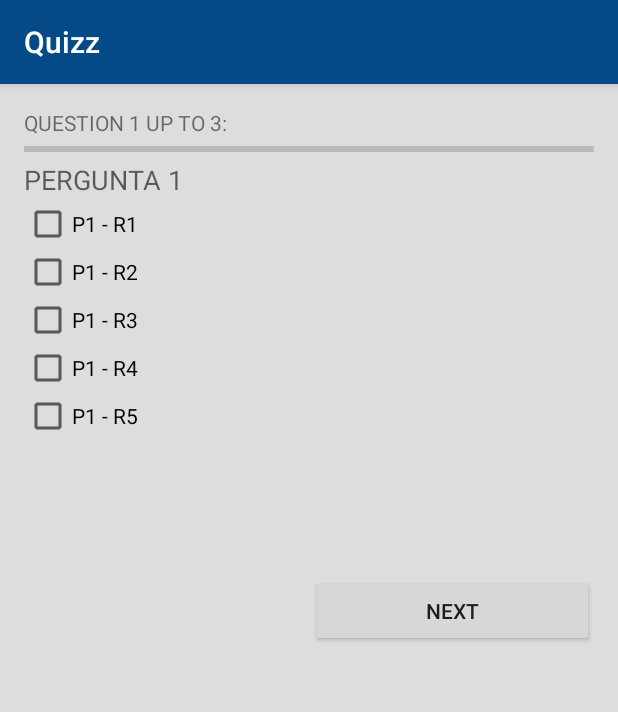
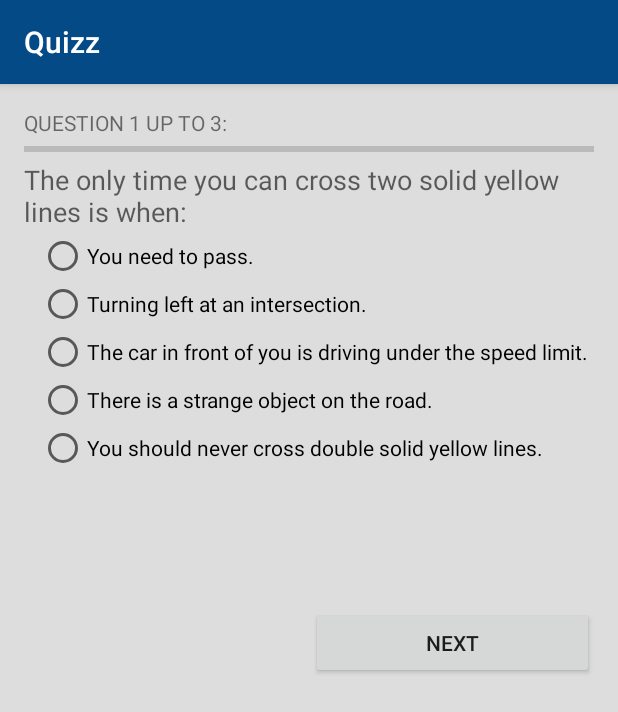
Before and after one commit to jeffersonalvess/CareApp, an Android app: the QuizActivity screen opened directly, with no data from a screen before it, on a phone screen of 412 x 824 dp. Shown: the top 712 px of the screen. Run offline under Robolectric (Android 15) with nearby library versions, the phone set to English and light mode, and no system bars.

Commit message:
Acões de alguns botões corrigidas.

```diff
--- a/app/src/main/java/edu/depaul/csc595/careapp/MainActivity.java
+++ b/app/src/main/java/edu/depaul/csc595/careapp/MainActivity.java
@@ -9,6 +9,7 @@ import android.os.Bundle;
 import android.support.design.widget.CoordinatorLayout;
 import android.support.design.widget.FloatingActionButton;
 import android.support.design.widget.NavigationView;
+import android.support.design.widget.Snackbar;
 import android.support.design.widget.TabLayout;
 import android.support.v4.app.Fragment;
 import android.support.v4.app.FragmentManager;
@@ -133,6 +134,28 @@ public class MainActivity extends AppCompatActivity implements NavigationView.On
         fbLeft = (FloatingActionButton) findViewById(R.id.buttonLeft);
         fbCenter = (FloatingActionButton) findViewById(R.id.buttonCenter);
         fbRight = (FloatingActionButton) findViewById(R.id.buttonRight);
+
+        fbLeft.setOnClickListener(new View.OnClickListener() {
+            @Override
+            public void onClick(View v) {
+                Snackbar.make(v, "Coming soon...", Snackbar.LENGTH_SHORT).show();
+            }
+        });
+
+        fbCenter.setOnClickListener(new View.OnClickListener() {
+            @Override
+            public void onClick(View v) {
+                Intent intent = new Intent(MainActivity.this, LeaderboardListActivity.class);
+                startActivity(intent);
+            }
+        });
+
+        fbRight.setOnClickListener(new View.OnClickListener() {
+            @Override
+            public void onClick(View v) {
+                Snackbar.make(v, "Coming soon...", Snackbar.LENGTH_SHORT).show();
+            }
+        });
 
         //TODO: Criar isso aqui dentro de uma classe com metodos para retorno dos valores, assim fica mais facil acessa isso de qualquer do codigo.
         //Method to get Facebook information
--- a/app/src/main/java/edu/depaul/csc595/careapp/QuizActivity.java
+++ b/app/src/main/java/edu/depaul/csc595/careapp/QuizActivity.java
@@ -212,36 +212,36 @@ public class QuizActivity extends AppCompatActivity {
     private int questionNumber = 3;
 
     private final QuestionType [] TYPE = {
+        QuestionType.RADIOBUTTON,
         QuestionType.CHECKBOX,
-        QuestionType.RADIOBUTTON,
-        QuestionType.CHECKBOX
+        QuestionType.RADIOBUTTON
     };
 
     private final String [] QUESTIONS = {
-            "PERGUNTA 1",
-            "PERGUNTA 2",
-            "PERGUNTA 3"
+            "The only time you can cross two solid yellow lines is when: ",
+            "Always leave extra space in front of you when (Mark all that aplly):",
+            "To safely navigate through a curve, you should:"
     };
 
     private final String [][] ANSWERS = {
             {
-                    "P1 - R1",
-                    "P1 - R2",
-                    "P1 - R3",
-                    "P1 - R4",
-                    "P1 - R5"},
+                    "You need to pass.",
+                    "Turning left at an intersection.",
+                    "The car in front of you is driving under the speed limit.",
+                    "There is a strange object on the road.",
+                    "You should never cross double solid yellow lines."},
             {
-                    "P2 - R1",
-                    "P2 - R2",
-                    "P2 - R3",
-                    "P2 - R4",
-                    "P2 - R5"},
+                    "Driving in bad weather.",
+                    "Another driver is following you closely.",
+                    "You are following a motorcycle.",
+                    "You are having problens with your car.",
+                    "Never leave extra space in front of you."},
             {
-                    "P3 - R1",
-                    "P3 - R2",
-                    "P3 - R3",
-                    "P3 - R4",
-                    "P3 - R5"},
+                    "Slow down before entering a curve and avoid braking while in the curve.",
+                    "Accelerate in the curve.",
+                    "Brake once you are in the curve to slow down.",
+                    "Maintain your regular speed there is no other traffic.",
+                    "Break until the car stoppes and then make the curve"},
     };
 
     TextView questionText;
--- a/app/src/main/java/edu/depaul/csc595/careapp/main_fragments/GamesFragment.java
+++ b/app/src/main/java/edu/depaul/csc595/careapp/main_fragments/GamesFragment.java
@@ -60,8 +60,7 @@ public class GamesFragment extends Fragment {
                         startActivityForResult(intent, 0);
                         break;
                     case 2:
-                        intent = new Intent(getActivity(), LeaderboardListActivity.class);
-                        startActivity(intent);
+                        Snackbar.make(arg1, "Coming soon...", Snackbar.LENGTH_SHORT).show();
                         break;
                 }
             }
```
